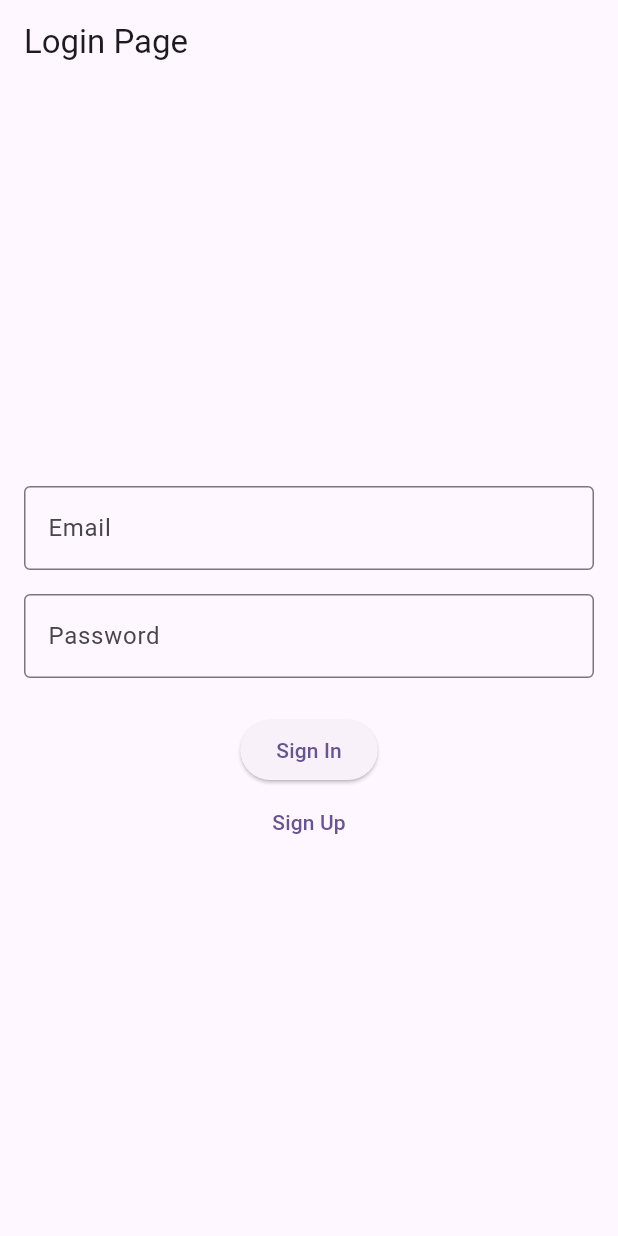
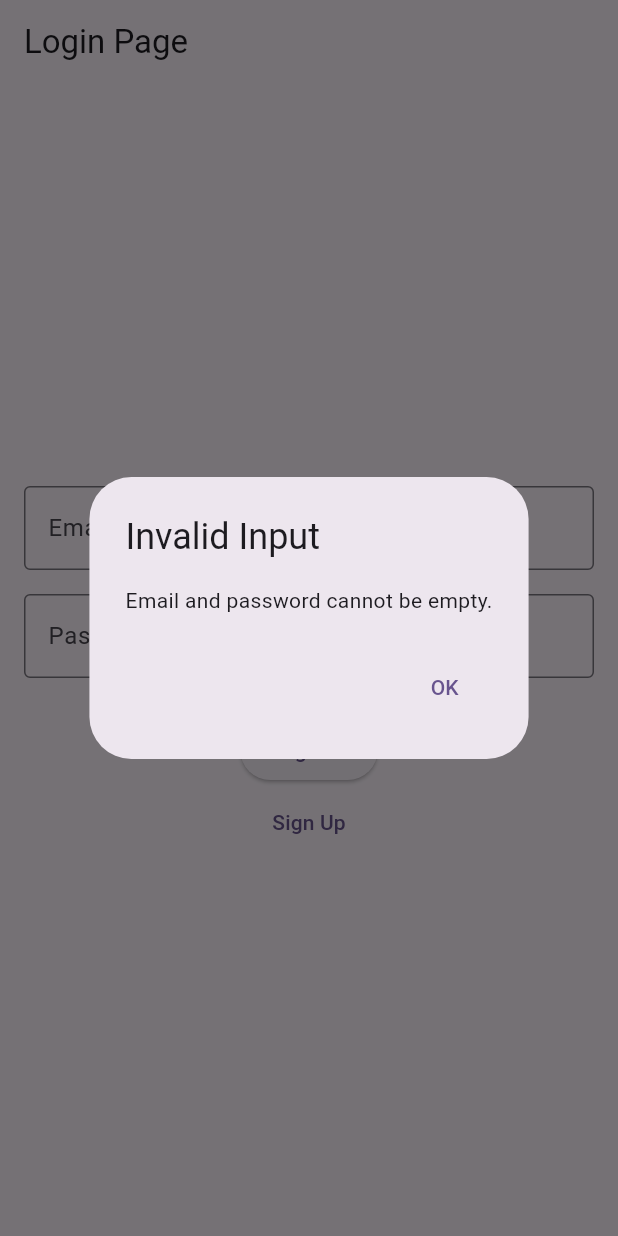
Before and after one commit to Robbo04/Flutter_GeekHobbyApp, a Flutter app: the screen it shows after launch, after a tap on "Sign In", on a phone screen of 412 x 824 dp. Run offline on Flutter 3.47's test engine with Material 3 defaults, Android fonts, the phone set to English and light mode, and no system bars; our stand-ins replace hive_flutter; accounts and stored records are empty.

Commit message:
added sign in logic and hive storage
-hive package to store users (Local only)
-sign up checks whether email already registered
-checks whether either entry was empty
Sign in checks if entry matches an existing

```diff
--- a/app_geek_hobby_app/lib/Pages/login.dart
+++ b/app_geek_hobby_app/lib/Pages/login.dart
@@ -1,5 +1,6 @@
 import 'package:flutter/material.dart';
 import 'package:app_geek_hobby_app/Classes/user.dart';
+import 'package:hive_flutter/hive_flutter.dart';
 
 class LoginPage extends StatelessWidget {
   const LoginPage({super.key});
@@ -12,6 +13,40 @@ class LoginPage extends StatelessWidget {
     void createUser() {
       final email = emailController.text.trim();
       final password = passwordController.text;
+      if (email.isEmpty || password.isEmpty) {
+        showDialog(
+          context: context,
+          builder: (context) => AlertDialog(
+            title: const Text('Invalid Input'),
+            content: const Text('Email and password cannot be empty.'),
+            actions: [
+              TextButton(
+                onPressed: () => Navigator.of(context).pop(),
+                child: const Text('OK'),
+              ),
+            ],
+          ),
+        );
+        return;
+      } else {
+      final userBox = Hive.box('users');
+      final emailExists = userBox.values.any((user) => user.email == email);
+      if (emailExists) {
+        showDialog(
+          context: context,
+          builder: (context) => AlertDialog(
+            title: const Text('Email Already Registered'),
+            content: const Text('The email you entered is already registered. Please use a different email.'),
+            actions: [
+              TextButton(
+                onPressed: () => Navigator.of(context).pop(),
+                child: const Text('OK'),
+              ),
+            ],
+          ),
+        );
+        return;
+      }
 
       bool isEmailValid = email.contains('@');
       bool isPasswordValid = password.length >= 6;
@@ -36,6 +71,7 @@ class LoginPage extends StatelessWidget {
                     email: email,
                     password: password,
                   );
+                  Hive.box('users').add(user);
                   Navigator.of(context).pop();
                   showDialog(
                     context: context,
@@ -71,10 +107,80 @@ class LoginPage extends StatelessWidget {
           ),
         );
       }
+      }
     }
 
     void signInUser() {
       // Implement sign-in logic here
+      final email = emailController.text.trim();
+      final password = passwordController.text;
+      if (email.isEmpty || password.isEmpty) {
+        showDialog(
+          context: context,
+          builder: (context) => AlertDialog(
+            title: const Text('Invalid Input'),
+            content: const Text('Email and password cannot be empty.'),
+            actions: [
+              TextButton(
+                onPressed: () => Navigator.of(context).pop(),
+                child: const Text('OK'),
+              ),
+            ],
+          ),
+        );
+        return;
+      }
+      final userBox = Hive.box('users');
+      final user = userBox.values.firstWhere(
+        (user) => user.email == email && user.password == password,
+        orElse: () => null,
+      );
+        if (user == null) {
+    showDialog(
+      context: context,
+      builder: (context) => AlertDialog(
+        title: const Text('User Not Found'),
+        content: const Text('No account found for this email.'),
+        actions: [
+          TextButton(
+            onPressed: () => Navigator.of(context).pop(),
+            child: const Text('OK'),
+          ),
+        ],
+      ),
+    );
+    return;
+  }
+
+  if (user.password == password) {
+    showDialog(
+      context: context,
+      builder: (context) => AlertDialog(
+        title: const Text('Sign In Successful'),
+        content: Text('Welcome, ${user.username}!'),
+        actions: [
+          TextButton(
+            onPressed: () => Navigator.of(context).pop(),
+            child: const Text('OK'),
+          ),
+        ],
+      ),
+    );
+  } else {
+    showDialog(
+      context: context,
+      builder: (context) => AlertDialog(
+        title: const Text('Incorrect Password'),
+        content: const Text('The password you entered is incorrect.'),
+        actions: [
+          TextButton(
+            onPressed: () => Navigator.of(context).pop(),
+            child: const Text('OK'),
+          ),
+        ],
+      ),
+    );
+  }
     }
 
     return Scaffold(
--- a/app_geek_hobby_app/lib/main.dart
+++ b/app_geek_hobby_app/lib/main.dart
@@ -1,7 +1,11 @@
 import 'package:app_geek_hobby_app/Pages/Login.dart';
 import 'package:flutter/material.dart';
+import 'package:hive_flutter/hive_flutter.dart';
 
-void main() {
+void main() async{
+  WidgetsFlutterBinding.ensureInitialized();
+  await Hive.initFlutter();
+  await Hive.openBox('users'); // Open the box here
   runApp(const MyApp());
 }
 
--- a/app_geek_hobby_app/pubspec.yaml
+++ b/app_geek_hobby_app/pubspec.yaml
@@ -30,6 +30,10 @@ environment:
 dependencies:
   flutter:
     sdk: flutter
+
+   #Hive packages for local storage
+  hive: ^2.0.0
+  hive_flutter: ^1.1.0
 
   # The following adds the Cupertino Icons font to your application.
   # Use with the CupertinoIcons class for iOS style icons.
```
Also changed, not shown: 8 other files.
